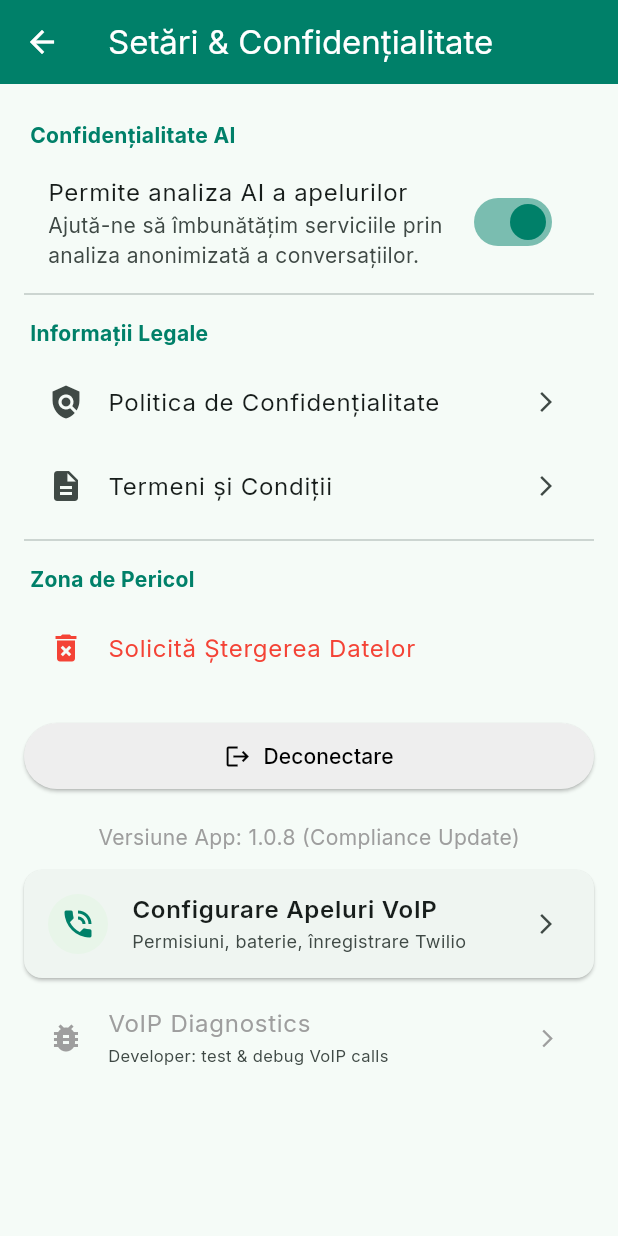
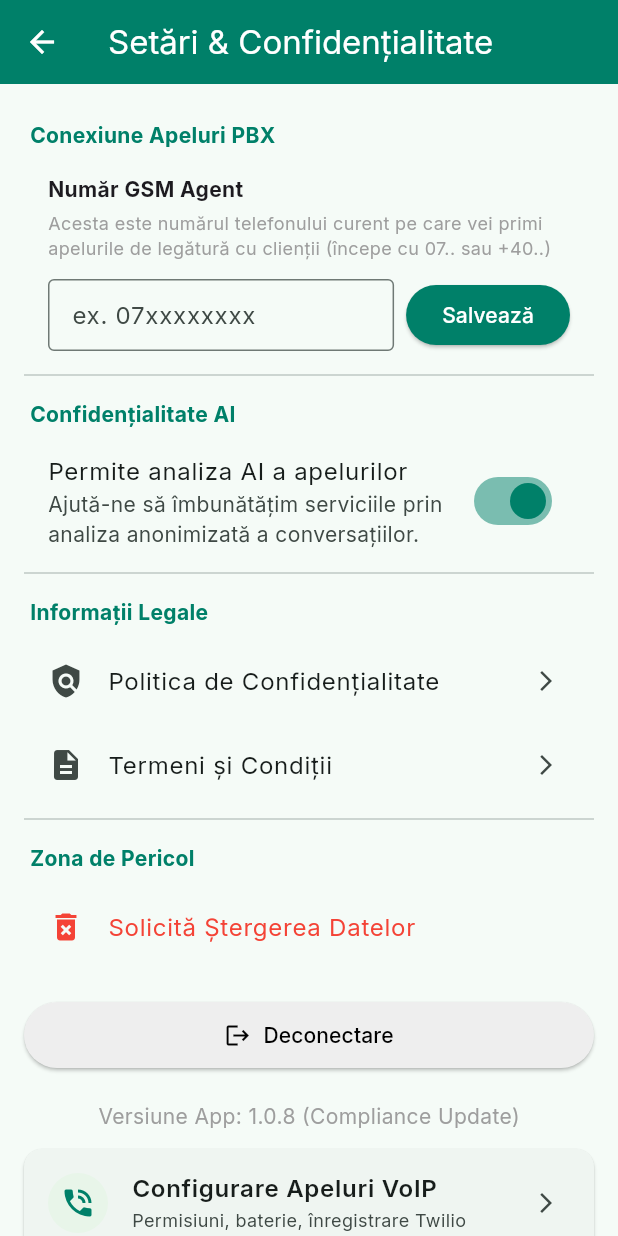
Before and after one commit to SuperPartyByAI/SuperpartyByaAiAplicatie, a Flutter app: the SettingsScreen screen opened directly, on a phone screen of 412 x 824 dp. Run offline on Flutter 3.47's test engine with Material 3 defaults, Android fonts, the phone set to English and light mode, and no system bars; our stand-ins replace audioplayers, bubble, file_picker, firebase_core, firebase_messaging, flutter_linkify and 9 more; missing offline and left inert: flutter_callkit_incoming, in_app_update, twilio_voice; accounts and stored records are empty; network calls fail; project files that could hold a hidden picture were left out.

Commit message:
feat(voip): allow agents to dynamically configure PBX bridging GSM number

```diff
--- a/lib/screens/settings_screen.dart
+++ b/lib/screens/settings_screen.dart
@@ -17,6 +17,7 @@ class _SettingsScreenState extends State<SettingsScreen> {
   bool _isLoading = true;
   bool _aiAnalysisEnabled = true; // Default to true if missing, but we'll fetch
   final TextEditingController _deletionReasonController = TextEditingController();
+  final TextEditingController _employeePhoneController = TextEditingController();
 
   @override
   void initState() {
@@ -34,6 +35,9 @@ class _SettingsScreenState extends State<SettingsScreen> {
           // Usually consent implies 'v1' which implies broad agreement, but granular control is good.
           if (profile['privacySettings'] != null) {
              _aiAnalysisEnabled = profile['privacySettings']['aiAnalysisEnabled'] ?? true;
+          }
+          if (profile['phone'] != null) {
+            _employeePhoneController.text = profile['phone'] ?? '';
           }
           _isLoading = false;
         });
@@ -53,6 +57,22 @@ class _SettingsScreenState extends State<SettingsScreen> {
         // Revert on failure
         setState(() => _aiAnalysisEnabled = !value);
         ScaffoldMessenger.of(context).showSnackBar(SnackBar(content: Text('Eroare: $e')));
+      }
+    }
+  }
+
+  Future<void> _updatePhone() async {
+    final backend = Provider.of<BackendService>(context, listen: false);
+    try {
+      await backend.updateUserPhone(_employeePhoneController.text.trim());
+      if (mounted) {
+        ScaffoldMessenger.of(context).showSnackBar(
+          const SnackBar(content: Text('Numărul GSM a fost salvat cu succes.')),
+        );
+      }
+    } catch (e) {
+      if (mounted) {
+        ScaffoldMessenger.of(context).showSnackBar(SnackBar(content: Text('Eroare la salvare: $e')));
       }
     }
   }
@@ -142,6 +162,50 @@ class _SettingsScreenState extends State<SettingsScreen> {
       body: ListView(
         padding: const EdgeInsets.all(16),
         children: [
+          _buildSectionHeader('Conexiune Apeluri PBX'),
+          Padding(
+            padding: const EdgeInsets.symmetric(horizontal: 16.0, vertical: 8.0),
+            child: Column(
+              crossAxisAlignment: CrossAxisAlignment.start,
+              children: [
+                const Text(
+                  'Număr GSM Agent',
+                  style: TextStyle(fontWeight: FontWeight.bold),
+                ),
+                const SizedBox(height: 4),
+                const Text(
+                  'Acesta este numărul telefonului curent pe care vei primi apelurile de legătură cu clienții (începe cu 07.. sau +40..)',
+                  style: TextStyle(fontSize: 12, color: Colors.grey),
+                ),
+                const SizedBox(height: 12),
+                Row(
+                  children: [
+                    Expanded(
+                      child: TextField(
+                        controller: _employeePhoneController,
+                        keyboardType: TextInputType.phone,
+                        decoration: const InputDecoration(
+                          hintText: 'ex. 07xxxxxxxx',
+                          border: OutlineInputBorder(),
+                          isDense: true,
+                        ),
+                      ),
+                    ),
+                    const SizedBox(width: 8),
+                    ElevatedButton(
+                      style: ElevatedButton.styleFrom(
+                         backgroundColor: const Color(0xFF008069),
+                         foregroundColor: Colors.white,
+                      ),
+                      onPressed: _updatePhone,
+                      child: const Text('Salvează'),
+                    ),
+                  ],
+                ),
+              ],
+            ),
+          ),
+          const Divider(),
           _buildSectionHeader('Confidențialitate AI'),
           SwitchListTile(
             title: const Text('Permite analiza AI a apelurilor'),
--- a/lib/services/voip_service.dart
+++ b/lib/services/voip_service.dart
@@ -43,7 +43,7 @@ class VoipService {
 
     try {
       // 1. Get short-lived JWT for WS Auth
-      final tokenUrl = Uri.parse('$apiBaseUrl/api/auth/get-ws-token?identity=$identity');
+      final tokenUrl = Uri.parse('$apiBaseUrl/auth/get-ws-token?identity=$identity');
       final resp = await http.get(tokenUrl);
       if (resp.statusCode != 200) {
         debugPrint('[VoIP WS] Failed to get WS token: ${resp.body}');
```
Also changed, not shown: lib/services/backend_service.dart (+13 -0 lines), 1 other file.
